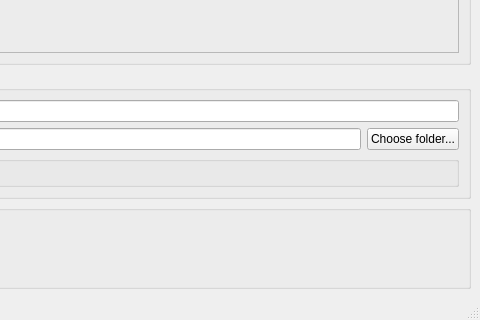
The window that main.ui (timotheegath/youtube-dl-interface) describes before a commit, drawn with Qt 5; both pictures show x 218 to 698 and y 175 to 495 of the 698 by 495 pixel window.
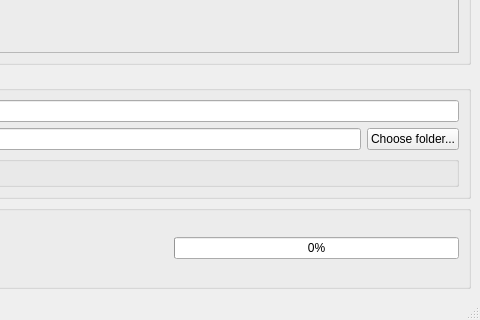
The same window after the commit.

Commit message: Linked Youtibe download with UI

```diff
--- a/main.ui
+++ b/main.ui
@@ -177,6 +177,13 @@
          </property>
         </spacer>
        </item>
+       <item>
+        <widget class="QProgressBar" name="DownloadProgress">
+         <property name="value">
+          <number>0</number>
+         </property>
+        </widget>
+       </item>
       </layout>
      </widget>
     </item>
```
Left out of the diff: 2 changed lines with no effect on the pictures. The commit also changes 4 other files.
